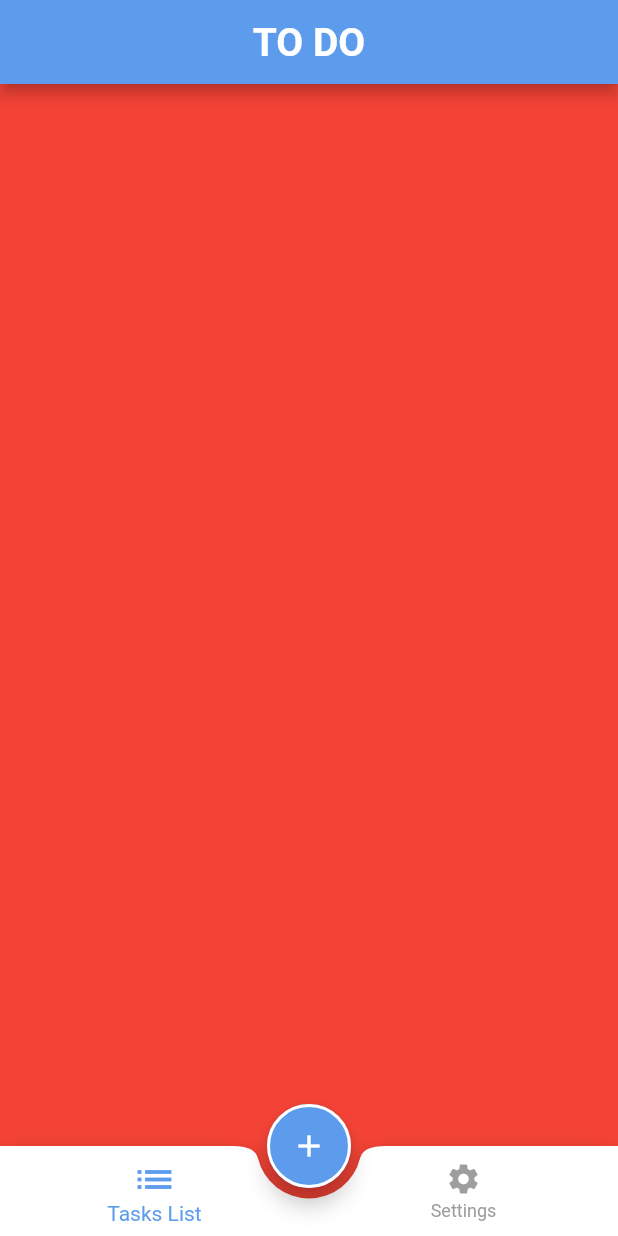
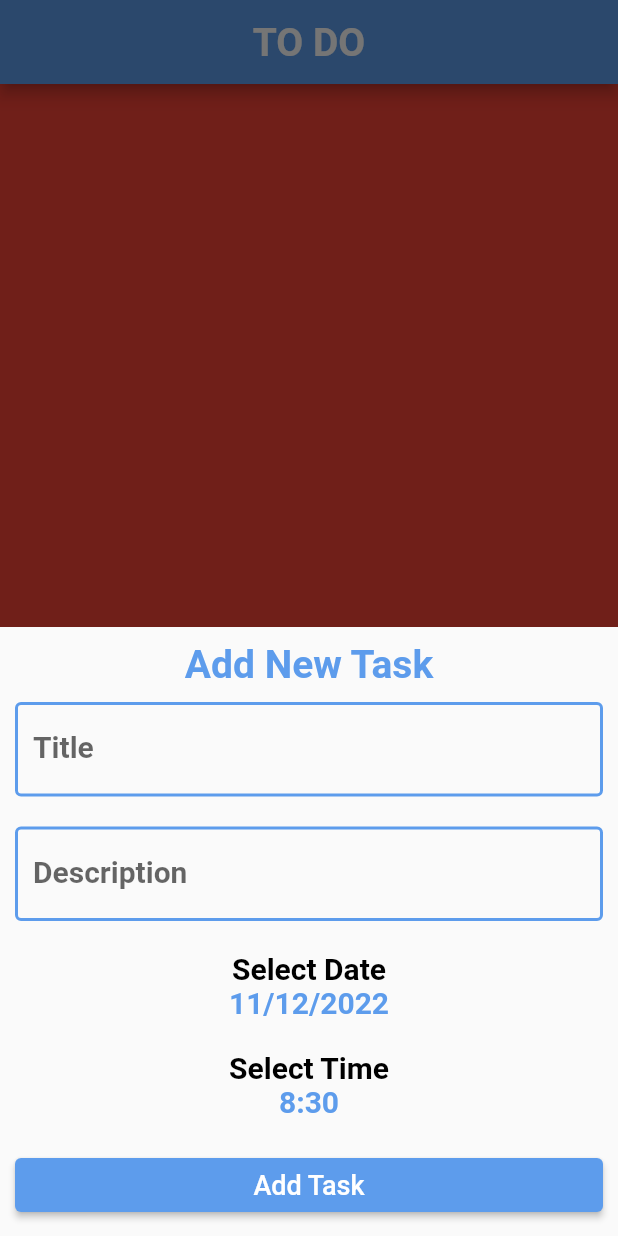
Before and after one commit to mohamedradwan96/ToDo, a Flutter app: the screen it shows after launch, after a tap on the "add" icon, on a phone screen of 412 x 824 dp. Run offline on Flutter 3.47's test engine with Material 2 defaults, Android fonts, the phone set to English and light mode, and no system bars.

Commit message:
add tasks bottom sheet

```diff
--- /dev/null
+++ b/lib/layout/add_task_bottom_sheet.dart
@@ -0,0 +1,155 @@
+import 'package:flutter/material.dart';
+import 'package:to_do/shared/styel/colors.dart';
+
+class TaskBottomSheet extends StatefulWidget {
+  @override
+  State<TaskBottomSheet> createState() => _TaskBottomSheetState();
+}
+
+class _TaskBottomSheetState extends State<TaskBottomSheet> {
+  var titelControler = TextEditingController();
+
+  var descriptionControler = TextEditingController();
+
+  GlobalKey <FormState> formkey = GlobalKey<FormState>();
+
+  DateTime selectedDate = DateTime.now();
+  TimeOfDay selecteTime = TimeOfDay(hour: 8, minute: 30);
+
+  @override
+  Widget build(BuildContext context) {
+    return SingleChildScrollView(
+      child: Container(
+        margin: const EdgeInsets.all(10),
+        child: Column(
+          children: [
+            Text(
+              "Add New Task",
+              style:
+                  Theme.of(context).textTheme.subtitle1?.copyWith(fontSize: 26),
+            ),
+            const SizedBox(height: 10),
+            Form(
+                child: Column(
+              key: formkey,
+              crossAxisAlignment: CrossAxisAlignment.stretch,
+              children: [
+                TextFormField(
+                  controller: titelControler,
+                  validator: (text) {
+                    if (text == '') {
+                      return "Please Enter Title";
+                    }
+                    return null;
+                  },
+                  decoration: const InputDecoration(
+                      label: Text("Title"),
+                      enabledBorder: OutlineInputBorder(
+                          borderSide: BorderSide(
+                        width: 2,
+                        color: primaryColor,
+                      )),
+                      border: OutlineInputBorder(
+                          borderSide: BorderSide(width: 2, color: primaryColor))),
+                ),
+                const SizedBox(
+                  height: 20,
+                ),
+                TextFormField(
+                  controller: descriptionControler,
+                  validator: (text) {
+                    if (text == '') {
+                      return "Please Enter Description";
+                    }
+                    return null;
+                  },
+                  decoration: const InputDecoration(
+                      label: Text("Description"),
+                      enabledBorder: OutlineInputBorder(
+                          borderSide: BorderSide(
+                        width: 2,
+                        color: primaryColor,
+                      )),
+                      border: OutlineInputBorder(
+                          borderSide: BorderSide(width: 2, color: primaryColor))),
+                ),
+                const SizedBox(
+                  height: 20,
+                ),
+                Text("Select Date",
+                    textAlign: TextAlign.center,
+                    style: Theme.of(context)
+                        .textTheme
+                        .subtitle1
+                        ?.copyWith(fontSize: 20, color: Colors.black)),
+                InkWell(
+                  onTap: () {
+                    ShowdatePiker(context);
+                  },
+                  child: Text(
+                    "${selectedDate.day}/${selectedDate.month}/${selectedDate.year}",
+                    textAlign: TextAlign.center,
+                    style: Theme.of(context).textTheme.subtitle1,
+                  ),
+                ),
+                const SizedBox(
+                  height: 20,
+                ),
+                Text("Select Time",
+                    textAlign: TextAlign.center,
+                    style: Theme.of(context)
+                        .textTheme
+                        .subtitle1
+                        ?.copyWith(fontSize: 20, color: Colors.black)),
+                InkWell(
+                  onTap: () {
+                    ShowTimePiker(context);
+                  },
+                  child: Text(
+                    "${selecteTime.hour}:${selecteTime.minute} ",
+                    textAlign: TextAlign.center,
+                    style: Theme.of(context).textTheme.subtitle1,
+                  ),
+                ),
+                const SizedBox(
+                  height: 20,
+                ),
+                ElevatedButton(
+                    onPressed: () {
+                      if (formkey.currentState!.validate()) {}
+                    },
+                    child: const Text(
+                      "Add Task",
+                      style: TextStyle(fontSize: 18),
+                    ))
+              ],
+            ))
+          ],
+        ),
+      ),
+    );
+  }
+
+  void ShowdatePiker(context) async {
+    DateTime? chosendate = await showDatePicker(
+        context: context,
+        initialDate: selectedDate,
+        firstDate: DateTime.now(),
+        lastDate: DateTime.now().add(Duration(days: 10000000)));
+    setState(() {
+      if (chosendate == null) return;
+      selectedDate = chosendate;
+    });
+  }
+
+  void ShowTimePiker(context) async {
+    TimeOfDay? chosentime = await showTimePicker(
+        context: context,
+        initialTime:
+            TimeOfDay(hour: selecteTime.hour, minute: selecteTime.minute));
+    setState(() {
+      if (chosentime == null) return;
+      selecteTime = chosentime;
+    });
+  }
+}
--- a/lib/layout/home_layout.dart
+++ b/lib/layout/home_layout.dart
@@ -2,6 +2,8 @@
 import 'package:flutter/material.dart';
 import 'package:to_do/modules/settings/setting.dart';
 import 'package:to_do/modules/tasks_list/task_list.dart';
+
+import 'add_task_bottom_sheet.dart';
 
 class HomeLayout extends StatefulWidget {
   static const String routeName = 'HomeScreen';
@@ -15,13 +17,17 @@ class _HomeLayoutState extends State<HomeLayout> {
 
   Widget build(BuildContext context) {
     return Scaffold(
+      resizeToAvoidBottomInset: true,
       extendBody: true,
       appBar: AppBar(
         title: const Text('TO DO'),
       ),
       floatingActionButton:FloatingActionButton(
         shape:const StadiumBorder(side: BorderSide(color: Colors.white,width: 2)),
-        onPressed: (){},
+        onPressed: (){
+          showAddTaskBottomSheet();
+
+        },
         child: const Icon(Icons.add),
       ),
       floatingActionButtonLocation: FloatingActionButtonLocation.centerDocked,
@@ -53,4 +59,13 @@ class _HomeLayoutState extends State<HomeLayout> {
     const SettingsScreen(),
 
   ];
+
+  void showAddTaskBottomSheet(){
+    showModalBottomSheet(
+        isScrollControlled: true,
+
+        context: context, builder: (context)=>TaskBottomSheet());
+
+
+  }
 }
--- a/lib/shared/styel/mytheme.dart
+++ b/lib/shared/styel/mytheme.dart
@@ -17,7 +17,7 @@ class MyThemeData {
           background: greenBackground,
           onBackground: primaryColor,
           surface: Colors.grey,
-          onSurface: Colors.white),
+          onSurface: Colors.black),
       appBarTheme: const AppBarTheme(
         titleTextStyle: TextStyle(fontSize: 26,fontWeight: FontWeight.bold),
         centerTitle: true,
```
